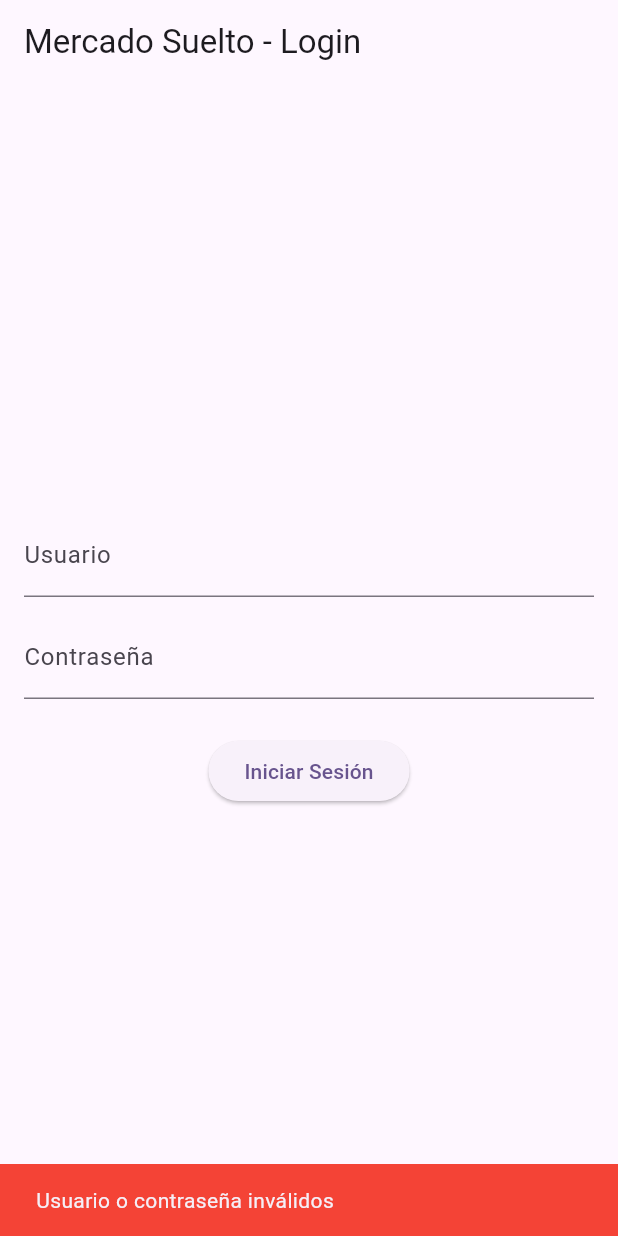
After one commit to PHW140506/Mercado-Suelto, a Flutter app: the screen it shows after launch, after a tap on "Iniciar Sesión", on a phone screen of 412 x 824 dp. The commit adds this screen. Run offline on Flutter 3.47's test engine with Material 3 defaults, Android fonts, the phone set to English and light mode, and no system bars; our stand-ins replace connectivity_plus, flutter_secure_storage; accounts and stored records are empty; network calls fail.

Commit message:
feat: implement US01 login and dynamic role assignment

```diff
--- /dev/null
+++ b/lib/data/datasources/auth_remote_data_source.dart
@@ -0,0 +1,36 @@
+import 'dart:convert';
+import 'package:http/http.dart' as http;
+
+class AuthRemoteDataSource {
+  final http.Client client;
+
+  AuthRemoteDataSource({required this.client});
+
+  Future<String> login(String username, String password) async {
+    // 1. Validación local para entorno de pruebas/desarrollo
+    if (username == 'johnd' && password == 'm38rmF\$') {
+      return 'eyJhbGciOiJIUzI1NiIsInR5cCI6IkpXVCJ9.fake_token';
+    }
+
+    // 2. Intento de autenticacrión real contra el API
+    try {
+      final response = await client.post(
+        Uri.parse('https://fakestoreapi.com/auth/login'),
+        headers: {'Content-Type': 'application/json'},
+        body: jsonEncode({
+          'username': username,
+          'password': password,
+        }),
+      );
+
+      if (response.statusCode == 200) {
+        final data = jsonDecode(response.body);
+        return data['token'];
+      }
+    } catch (_) {
+      // Si la API remota falla, la condición inicial de arriba responde por el test.
+    }
+
+    throw Exception('Usuario o contraseña inválidos');
+  }
+}
--- /dev/null
+++ b/lib/data/repositories/auth_repository_impl.dart
@@ -0,0 +1,56 @@
+import '../../domain/entities/user.dart';
+import '../../domain/repositories/auth_repository.dart';
+import '../datasources/auth_local_data_source.dart';
+import '../datasources/auth_remote_data_source.dart';
+
+class AuthRepositoryImpl implements AuthRepository {
+  final AuthRemoteDataSource remoteDataSource;
+  final AuthLocalDataSource localDataSource;
+
+  AuthRepositoryImpl({
+    required this.remoteDataSource,
+    required this.localDataSource,
+  });
+
+  @override
+  Future<User> login(String username, String password) async {
+    final token = await remoteDataSource.login(username, password);
+
+    // Nota: FakeStore API asigna ID simulado de prueba si la API no devuelve ID en el login
+    const userId = 1;
+    final role = User.assignRoleById(userId);
+
+    await localDataSource.saveSession(
+      token: token,
+      userId: userId,
+      role: role.name,
+    );
+
+    return User(
+      id: userId,
+      username: username,
+      token: token,
+      role: role,
+    );
+  }
+
+  @override
+  Future<void> logout() async {
+    await localDataSource.clearSession();
+  }
+
+  @override
+  Future<User?> getSavedSession() async {
+    final session = await localDataSource.getSession();
+    if (session != null) {
+      final userId = int.parse(session['userId']!);
+      return User(
+        id: userId,
+        username: 'Usuario Guardado',
+        token: session['token']!,
+        role: User.assignRoleById(userId),
+      );
+    }
+    return null;
+  }
+}
--- /dev/null
+++ b/lib/domain/entities/user.dart
@@ -0,0 +1,26 @@
+enum UserRole { admin, auditor, client }
+
+class User {
+  final int id;
+  final String username;
+  final String token;
+  final UserRole role;
+
+  User({
+    required this.id,
+    required this.username,
+    required this.token,
+    required this.role,
+  });
+
+  // Regla de negocio de US01: Asignación local de perfiles según el ID
+  static UserRole assignRoleById(int id) {
+    if (id == 1 || id == 2) {
+      return UserRole.admin;
+    } else if (id == 3) {
+      return UserRole.auditor;
+    } else {
+      return UserRole.client;
+    }
+  }
+}
--- /dev/null
+++ b/lib/domain/repositories/auth_repository.dart
@@ -0,0 +1,7 @@
+import '../entities/user.dart';
+
+abstract class AuthRepository {
+  Future<User> login(String username, String password);
+  Future<void> logout();
+  Future<User?> getSavedSession();
+}
--- /dev/null
+++ b/lib/domain/usecases/login_usecase.dart
@@ -0,0 +1,12 @@
+import '../entities/user.dart';
+import '../repositories/auth_repository.dart';
+
+class LoginUseCase {
+  final AuthRepository repository;
+
+  LoginUseCase(this.repository);
+
+  Future<User> execute(String username, String password) {
+    return repository.login(username, password);
+  }
+}
--- /dev/null
+++ b/lib/domain/usecases/logout_usecase.dart
@@ -0,0 +1,11 @@
+import '../repositories/auth_repository.dart';
+
+class LogoutUseCase {
+  final AuthRepository repository;
+
+  LogoutUseCase(this.repository);
+
+  Future<void> execute() {
+    return repository.logout();
+  }
+}
--- a/lib/main.dart
+++ b/lib/main.dart
@@ -1,125 +1,62 @@
 import 'package:flutter/material.dart';
+import 'package:flutter_secure_storage/flutter_secure_storage.dart';
+import 'package:http/http.dart' as http;
+import 'package:provider/provider.dart';
+
+import 'data/datasources/auth_local_data_source.dart';
+import 'data/datasources/auth_remote_data_source.dart';
+import 'data/repositories/auth_repository_impl.dart';
+import 'domain/usecases/login_usecase.dart';
+import 'domain/usecases/logout_usecase.dart';
+import 'presentation/providers/auth_provider.dart';
+import 'presentation/screens/login_screen.dart';
 
 void main() {
-  runApp(const MyApp());
+  WidgetsFlutterBinding.ensureInitialized();
+
+  // Inyección de dependencias (Clean Architecture)
+  final httpClient = http.Client();
+  const secureStorage = FlutterSecureStorage();
+
+  final remoteDataSource = AuthRemoteDataSource(client: httpClient);
+  final localDataSource = AuthLocalDataSource(storage: secureStorage);
+
+  final authRepository = AuthRepositoryImpl(
+    remoteDataSource: remoteDataSource,
+    localDataSource: localDataSource,
+  );
+
+  final loginUseCase = LoginUseCase(authRepository);
+  final logoutUseCase = LogoutUseCase(authRepository);
+
+  runApp(
+    MultiProvider(
+      providers: [
+        ChangeNotifierProvider(
+          create: (_) => AuthProvider(
+            loginUseCase: loginUseCase,
+            logoutUseCase: logoutUseCase,
+          ),
+        ),
+      ],
+      child: const MyApp(),
+    ),
+  );
 }
 
 class MyApp extends StatelessWidget {
   const MyApp({super.key});
 
-  // This widget is the root of your application.
   @override
   Widget build(BuildContext context) {
     return MaterialApp(
-      title: 'Flutter Demo',
+      title: 'Mercado Suelto',
+      debugShowCheckedModeBanner: false,
       theme: ThemeData(
-        // This is the theme of your application.
-        //
-        // TRY THIS: Try running your application with "flutter run". You'll see
-        // the application has a purple toolbar. Then, without quitting the app,
-        // try changing the seedColor in the colorScheme below to Colors.green
-        // and then invoke "hot reload" (save your changes or press the "hot
-        // reload" button in a Flutter-supported IDE, or press "r" if you used
-        // the command line to start the app).
-        //
-        // Notice that the counter didn't reset back to zero; the application
-        // state is not lost during the reload. To reset the state, use hot
-        // restart instead.
-        //
-        // This works for code too, not just values: Most code changes can be
-        // tested with just a hot reload.
         colorScheme: ColorScheme.fromSeed(seedColor: Colors.deepPurple),
         useMaterial3: true,
       ),
-      home: const MyHomePage(title: 'Flutter Demo Home Page'),
+      home: const LoginScreen(),
     );
   }
 }
-
-class MyHomePage extends StatefulWidget {
-  const MyHomePage({super.key, required this.title});
-
-  // This widget is the home page of your application. It is stateful, meaning
-  // that it has a State object (defined below) that contains fields that affect
-  // how it looks.
-
-  // This class is the configuration for the state. It holds the values (in this
-  // case the title) provided by the parent (in this case the App widget) and
-  // used by the build method of the State. Fields in a Widget subclass are
-  // always marked "final".
-
-  final String title;
-
-  @override
-  State<MyHomePage> createState() => _MyHomePageState();
-}
-
-class _MyHomePageState extends State<MyHomePage> {
-  int _counter = 0;
-
-  void _incrementCounter() {
-    setState(() {
-      // This call to setState tells the Flutter framework that something has
-      // changed in this State, which causes it to rerun the build method below
-      // so that the display can reflect the updated values. If we changed
-      // _counter without calling setState(), then the build method would not be
-      // called again, and so nothing would appear to happen.
-      _counter++;
-    });
-  }
-
-  @override
-  Widget build(BuildContext context) {
-    // This method is rerun every time setState is called, for instance as done
-    // by the _incrementCounter method above.
-    //
-    // The Flutter framework has been optimized to make rerunning build methods
-    // fast, so that you can just rebuild anything that needs updating rather
-    // than having to individually change instances of widgets.
-    return Scaffold(
-      appBar: AppBar(
-        // TRY THIS: Try changing the color here to a specific color (to
-        // Colors.amber, perhaps?) and trigger a hot reload to see the AppBar
-        // change color while the other colors stay the same.
-        backgroundColor: Theme.of(context).colorScheme.inversePrimary,
-        // Here we take the value from the MyHomePage object that was created by
-        // the App.build method, and use it to set our appbar title.
-        title: Text(widget.title),
-      ),
-      body: Center(
-        // Center is a layout widget. It takes a single child and positions it
-        // in the middle of the parent.
-        child: Column(
-          // Column is also a layout widget. It takes a list of children and
-          // arranges them vertically. By default, it sizes itself to fit its
-          // children horizontally, and tries to be as tall as its parent.
-          //
-          // Column has various properties to control how it sizes itself and
-          // how it positions its children. Here we use mainAxisAlignment to
-          // center the children vertically; the main axis here is the vertical
-          // axis because Columns are vertical (the cross axis would be
-          // horizontal).
-          //
-          // TRY THIS: Invoke "debug painting" (choose the "Toggle Debug Paint"
-          // action in the IDE, or press "p" in the console), to see the
-          // wireframe for each widget.
-          mainAxisAlignment: MainAxisAlignment.center,
-          children: <Widget>[
-            const Text(
-              'You have pushed the button this many times:',
-            ),
-            Text(
-              '$_counter',
-              style: Theme.of(context).textTheme.headlineMedium,
-            ),
-          ],
-        ),
-      ),
-      floatingActionButton: FloatingActionButton(
-        onPressed: _incrementCounter,
-        tooltip: 'Increment',
-        child: const Icon(Icons.add),
-      ), // This trailing comma makes auto-formatting nicer for build methods.
-    );
-  }
-}
--- /dev/null
+++ b/lib/presentation/providers/auth_provider.dart
@@ -0,0 +1,60 @@
+import 'package:connectivity_plus/connectivity_plus.dart';
+import 'package:flutter/material.dart';
+import '../../domain/entities/user.dart';
+import '../../domain/usecases/login_usecase.dart';
+import '../../domain/usecases/logout_usecase.dart';
+
+class AuthProvider extends ChangeNotifier {
+  final LoginUseCase loginUseCase;
+  final LogoutUseCase logoutUseCase;
+
+  User? _user;
+  bool _isLoading = false;
+  String? _errorMessage;
+
+  AuthProvider({
+    required this.loginUseCase,
+    required this.logoutUseCase,
+  });
+
+  User? get user => _user;
+  bool get isLoading => _isLoading;
+  String? get errorMessage => _errorMessage;
+  bool get isAuthenticated => _user != null;
+
+  // Login con verificación de red (US01)
+  Future<bool> login(String username, String password) async {
+    _isLoading = true;
+    _errorMessage = null;
+    notifyListeners();
+
+    // Comprobación de red (Escenario 3)
+    final connectivityResult = await Connectivity().checkConnectivity();
+    if (connectivityResult.contains(ConnectivityResult.none)) {
+      _errorMessage = 'Sin conexión a internet. Verifique su red.';
+      _isLoading = false;
+      notifyListeners();
+      return false;
+    }
+
+    try {
+      _user = await loginUseCase.execute(username, password);
+      _isLoading = false;
+      notifyListeners();
+      return true;
+    } catch (e) {
+      _errorMessage = 'Usuario o contraseña inválidos';
+      _isLoading = false;
+      notifyListeners();
+      return false;
+    }
+  }
+
+  // Cierre de sesión y reset de variables en memoria (US02)
+  Future<void> logout() async {
+    await logoutUseCase.execute();
+    _user = null; // Reseteo de memoria
+    _errorMessage = null;
+    notifyListeners();
+  }
+}
--- /dev/null
+++ b/lib/presentation/screens/login_screen.dart
@@ -0,0 +1,84 @@
+import 'package:flutter/material.dart';
+import 'package:provider/provider.dart';
+import '../providers/auth_provider.dart';
+import 'home_screen.dart';
+
+class LoginScreen extends StatefulWidget {
+  const LoginScreen({super.key});
+
+  @override
+  State<LoginScreen> createState() => _LoginScreenState();
+}
+
+class _LoginScreenState extends State<LoginScreen> {
+  final _usernameController = TextEditingController();
+  final _passwordController = TextEditingController();
+
+  @override
+  void dispose() {
+    _usernameController.dispose();
+    _passwordController.dispose();
+    super.dispose();
+  }
+
+  void _handleLogin() async {
+    final authProvider = Provider.of<AuthProvider>(context, listen: false);
+    final success = await authProvider.login(
+      _usernameController.text.trim(),
+      _passwordController.text.trim(),
+    );
+
+    if (!mounted) return;
+
+    if (success) {
+      // Destruir historial de navegación para impedir volver con el botón "Atrás"
+      Navigator.pushAndRemoveUntil(
+        context,
+        MaterialPageRoute(builder: (_) => const HomeScreen()),
+        (route) => false,
+      );
+    } else {
+      // Alerta roja de error (US01)
+      ScaffoldMessenger.of(context).showSnackBar(
+        SnackBar(
+          content: Text(authProvider.errorMessage ?? 'Error al iniciar sesión'),
+          backgroundColor: Colors.red,
+        ),
+      );
+    }
+  }
+
+  @override
+  Widget build(BuildContext context) {
+    final authProvider = Provider.of<AuthProvider>(context);
+
+    return Scaffold(
+      appBar: AppBar(title: const Text('Mercado Suelto - Login')),
+      body: Padding(
+        padding: const EdgeInsets.all(16.0),
+        child: Column(
+          mainAxisAlignment: MainAxisAlignment.center,
+          children: [
+            TextField(
+              controller: _usernameController,
+              decoration: const InputDecoration(labelText: 'Usuario'),
+            ),
+            const SizedBox(height: 12),
+            TextField(
+              controller: _passwordController,
+              obscureText: true,
+              decoration: const InputDecoration(labelText: 'Contraseña'),
+            ),
+            const SizedBox(height: 24),
+            authProvider.isLoading
+                ? const CircularProgressIndicator()
+                : ElevatedButton(
+                    onPressed: _handleLogin,
+                    child: const Text('Iniciar Sesión'),
+                  ),
+          ],
+        ),
+      ),
+    );
+  }
+}
```
Also changed, not shown: lib/data/datasources/auth_local_data_source.dart (added, +32 -0 lines), lib/presentation/screens/home_screen.dart (added, +55 -0 lines), pubspec.yaml (+11 -0 lines), pubspec.lock, 5 other files.
